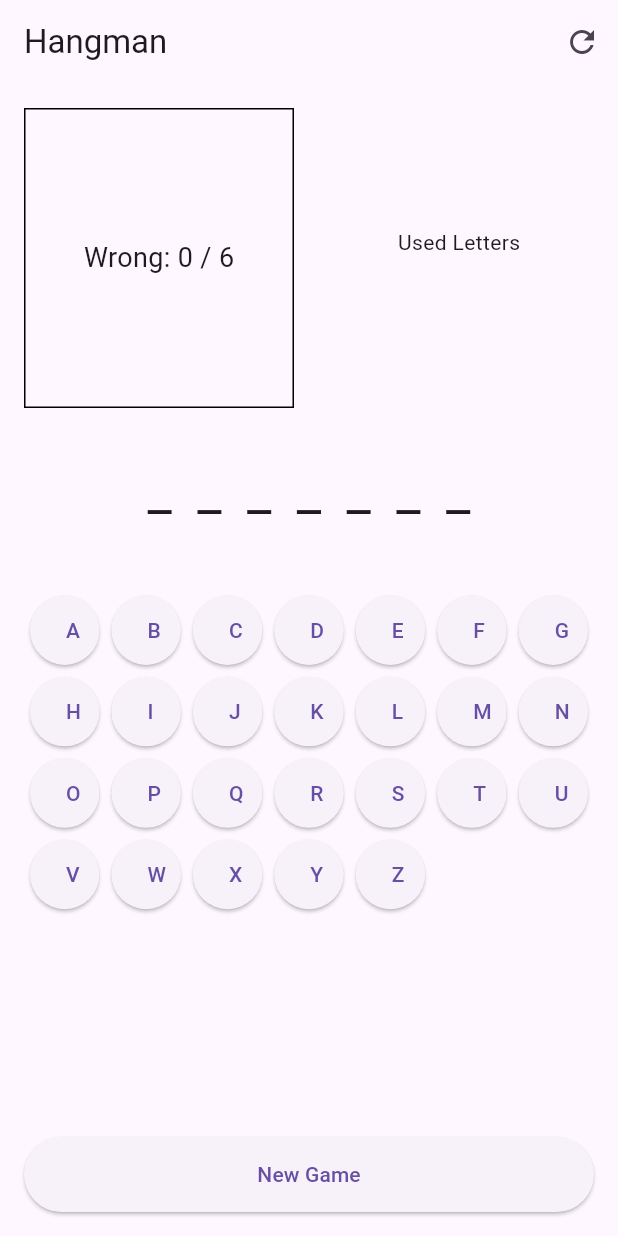
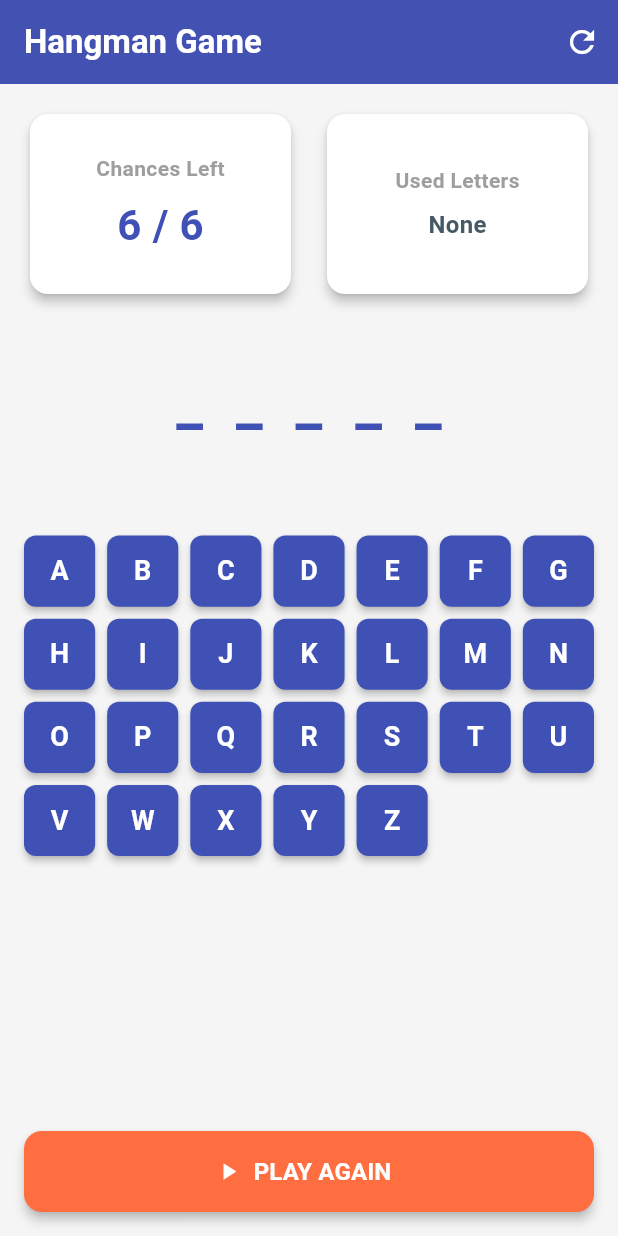
Before and after one commit to odugbesanmubeen-tech/hangman-game, a Flutter app: the screen it shows after launch, after a tap on the "refresh" icon, on a phone screen of 412 x 824 dp. Run offline on Flutter 3.47's test engine with Material 3 defaults, Android fonts, the phone set to English and light mode, and no system bars.

Commit message:
Describe what you changed here

```diff
--- a/lib/homepage.dart
+++ b/lib/homepage.dart
@@ -10,11 +10,15 @@ class HomePage extends StatefulWidget {
 
 class _HomePageState extends State<HomePage> {
   final List<String> words = [
-    "FLUTTER",
-    "APPLE",
-    "COMPUTER",
-    "ELEPHANT",
-    "PROGRAM"
+    "FLUTTER", "APPLE", "COMPUTER", "ELEPHANT", "PROGRAM", "happy", "sad",
+    "angry", "excited", "calm", "anxious", "proud", "shy", "brave", "kind",
+    "gentle", "curious", "confident", "hopeful", "grateful", "lonely",
+    "jealous", "peaceful", "cheerful", "nervous", "relaxed", "amazed",
+    "bored", "confused", "determined", "disappointed", "embarrassed",
+    "energetic", "frustrated", "friendly", "generous", "guilty", "honest",
+    "humble", "inspired", "joyful", "lazy", "motivated", "optimistic",
+    "passionate", "playful", "polite", "relieved", "resilient", "sincere",
+    "stressed", "surprised", "thoughtful", "tired", "worried",
   ];
 
   late String secretWord;
@@ -29,7 +33,7 @@ class _HomePageState extends State<HomePage> {
   }
 
   void _newGame() {
-    secretWord = words[Random().nextInt(words.length)];
+    secretWord = words[Random().nextInt(words.length)].toUpperCase();
     guessedLetters.clear();
     wrongGuesses = 0;
     setState(() {});
@@ -41,7 +45,6 @@ class _HomePageState extends State<HomePage> {
 
     setState(() {
       guessedLetters.add(letter);
-
       if (!secretWord.contains(letter)) {
         wrongGuesses++;
       }
@@ -53,7 +56,6 @@ class _HomePageState extends State<HomePage> {
   }
 
   bool _isLose() => wrongGuesses >= maxWrong;
-
   bool _isGameOver() => _isWin() || _isLose();
 
   String get displayWord {
@@ -65,14 +67,22 @@ class _HomePageState extends State<HomePage> {
 
   @override
   Widget build(BuildContext context) {
+    final Color primaryColor = Colors.indigo;
+    final Color accentColor = Colors.deepOrangeAccent;
+    final Color successColor = Colors.blue;
+    final Color dangerColor = Colors.redAccent;
+
     return Scaffold(
+      backgroundColor: Colors.grey[100],
       appBar: AppBar(
-        title: const Text("Hangman"),
+        title: const Text("Hangman Game", style: TextStyle(fontWeight: FontWeight.bold, color: Colors.white)),
+        backgroundColor: primaryColor,
+        elevation: 4,
         actions: [
           IconButton(
             onPressed: _newGame,
-            icon: const Icon(Icons.refresh),
-          )
+            icon: const Icon(Icons.refresh, color: Colors.white),
+          ),
         ],
       ),
       body: Padding(
@@ -82,78 +92,136 @@ class _HomePageState extends State<HomePage> {
             Row(
               children: [
                 Expanded(
-                  child: Container(
-                    height: 200,
-                    decoration: BoxDecoration(border: Border.all()),
-                    child: Center(
-                      child: Text(
-                        "Wrong: $wrongGuesses / $maxWrong",
-                        style: const TextStyle(fontSize: 18),
+                  child: Card(
+                    elevation: 3,
+                    color: Colors.white,
+                    shape: RoundedRectangleBorder(borderRadius: BorderRadius.circular(12)),
+                    child: Container(
+                      height: 120,
+                      padding: const EdgeInsets.all(12),
+                      child: Column(
+                        mainAxisAlignment: MainAxisAlignment.center,
+                        children: [
+                          const Text("Chances Left", style: TextStyle(color: Colors.grey, fontWeight: FontWeight.w600)),
+                          const SizedBox(height: 8),
+                          Text(
+                            "${maxWrong - wrongGuesses} / $maxWrong",
+                            style: TextStyle(
+                              fontSize: 28,
+                              fontWeight: FontWeight.bold,
+                              color: (maxWrong - wrongGuesses) <= 2 ? dangerColor : primaryColor,
+                            ),
+                          ),
+                        ],
                       ),
                     ),
                   ),
                 ),
-                const SizedBox(width: 20),
+                const SizedBox(width: 16),
                 Expanded(
-                  child: Column(
-                    children: [
-                      const Text("Used Letters"),
-                      Text(guessedLetters.join(" ")),
-                    ],
+                  child: Card(
+                    elevation: 3,
+                    color: Colors.white,
+                    shape: RoundedRectangleBorder(borderRadius: BorderRadius.circular(12)),
+                    child: Container(
+                      height: 120,
+                      padding: const EdgeInsets.all(12),
+                      child: Column(
+                        mainAxisAlignment: MainAxisAlignment.center,
+                        children: [
+                          const Text("Used Letters", style: TextStyle(color: Colors.grey, fontWeight: FontWeight.w600)),
+                          const SizedBox(height: 8),
+                          SingleChildScrollView(
+                            scrollDirection: Axis.horizontal,
+                            child: Text(
+                              guessedLetters.isEmpty ? "None" : guessedLetters.join(" "),
+                              style: TextStyle(fontSize: 16, fontWeight: FontWeight.bold, color: Colors.blueGrey[700]),
+                            ),
+                          ),
+                        ],
+                      ),
+                    ),
                   ),
-                )
+                ),
               ],
             ),
-
-            const SizedBox(height: 30),
-
+            const SizedBox(height: 40),
             Text(
               displayWord,
-              style: const TextStyle(fontSize: 36, letterSpacing: 4),
+              style: TextStyle(
+                fontSize: 40,
+                letterSpacing: 6,
+                fontWeight: FontWeight.bold,
+                color: primaryColor,
+              ),
             ),
-
-            const SizedBox(height: 20),
-
+            const SizedBox(height: 30),
             if (_isWin())
-              const Text("🎉 You Win!",
-                  style: TextStyle(fontSize: 24))
+              Card(
+                color: successColor,
+                child: const Padding(
+                  padding: EdgeInsets.symmetric(horizontal: 24, vertical: 12),
+                  child: Text("🎉 WINNER!", style: TextStyle(fontSize: 22, color: Colors.white, fontWeight: FontWeight.bold)),
+                ),
+              )
             else if (_isLose())
-              Text("💀 You Lost! Word: $secretWord",
-                  style: const TextStyle(fontSize: 20)),
-
-            const SizedBox(height: 20),
-
+              Card(
+                color: dangerColor,
+                child: Padding(
+                  padding: const EdgeInsets.symmetric(horizontal: 24, vertical: 12),
+                  child: Text(
+                    "💀 Game Over! Word: $secretWord",
+                    style: const TextStyle(fontSize: 18, color: Colors.white, fontWeight: FontWeight.bold),
+                  ),
+                ),
+              ),
+            const SizedBox(height: 30),
             Expanded(
               child: GridView.count(
                 crossAxisCount: 7,
+                mainAxisSpacing: 8,
+                crossAxisSpacing: 8,
                 children: List.generate(26, (i) {
-                  String letter =
-                      String.fromCharCode(65 + i);
-
+                  String letter = String.fromCharCode(65 + i);
                   bool used = guessedLetters.contains(letter);
                   bool gameOver = _isGameOver();
+                  bool isCorrectGuess = used && secretWord.contains(letter);
 
-                  return Padding(
-                    padding: const EdgeInsets.all(4),
-                    child: ElevatedButton(
-                      onPressed: (used || gameOver)
-                          ? null
-                          : () => _guess(letter),
-                      child: Text(letter),
+                  Color buttonColor = primaryColor;
+                  if (used) {
+                    buttonColor = isCorrectGuess ? successColor : Colors.grey[400]!;
+                  }
+
+                  return ElevatedButton(
+                    onPressed: (used || gameOver) ? null : () => _guess(letter),
+                    style: ElevatedButton.styleFrom(
+                      backgroundColor: buttonColor,
+                      foregroundColor: Colors.white,
+                      disabledBackgroundColor: buttonColor.withOpacity(0.4),
+                      disabledForegroundColor: used ? Colors.white : Colors.white24,
+                      padding: EdgeInsets.zero,
+                      shape: RoundedRectangleBorder(borderRadius: BorderRadius.circular(8)),
+                      elevation: used ? 0 : 2,
                     ),
+                    child: Text(letter, style: const TextStyle(fontSize: 18, fontWeight: FontWeight.bold)),
                   );
                 }),
               ),
             ),
-
             SizedBox(
               width: double.infinity,
-              height: 50,
-              child: ElevatedButton(
+              height: 54,
+              child: ElevatedButton.icon(
                 onPressed: _newGame,
-                child: const Text("New Game"),
+                icon: const Icon(Icons.play_arrow, color: Colors.white),
+                label: const Text("PLAY AGAIN", style: TextStyle(fontSize: 16, fontWeight: FontWeight.bold, color: Colors.white)),
+                style: ElevatedButton.styleFrom(
+                  backgroundColor: accentColor,
+                  shape: RoundedRectangleBorder(borderRadius: BorderRadius.circular(12)),
+                  elevation: 3,
+                ),
               ),
-            )
+            ),
           ],
         ),
       ),
--- a/lib/main.dart
+++ b/lib/main.dart
@@ -1,4 +1,5 @@
 import 'package:flutter/material.dart';
+import 'package:hangman_game/splashscreen.dart';
 import 'homepage.dart';
 
 void main() {
@@ -12,7 +13,7 @@ class MyApp extends StatelessWidget {
   Widget build(BuildContext context) {
     return const MaterialApp(
       debugShowCheckedModeBanner: false,
-      home: HomePage(),
+      home: SplashScreen(),
     );
   }
 }
--- /dev/null
+++ b/lib/splashscreen.dart
@@ -0,0 +1,65 @@
+import 'dart:async';
+import 'package:flutter/material.dart';
+import 'package:hangman_game/homepage.dart';
+
+class SplashScreen extends StatefulWidget {
+  const SplashScreen({super.key});
+
+  @override
+  State<SplashScreen> createState() => _SplashScreenState();
+}
+
+class _SplashScreenState extends State<SplashScreen> {
+  @override
+  void initState() {
+    super.initState();
+
+    Timer(const Duration(seconds: 3), () {
+      Navigator.pushReplacement(
+        context,
+        MaterialPageRoute(builder: (context) => const HomePage()),
+      );
+    });
+  }
+
+  @override
+  Widget build(BuildContext context) {
+    return Scaffold(
+      backgroundColor: const Color(0xFF7E57C2),
+      body: Center(
+        child: Column(
+          mainAxisAlignment: MainAxisAlignment.center,
+          children: [
+            // Your logo/image
+            const CircleAvatar(
+              radius: 70,
+              backgroundImage: AssetImage("assets/images/lasa.jpg"),
+            ),
+
+            const SizedBox(height: 25),
+
+            const Text(
+              "Hangman game",
+              style: TextStyle(
+                color: Colors.white,
+                fontSize: 30,
+                fontWeight: FontWeight.bold,
+              ),
+            ),
+
+            const SizedBox(height: 10),
+
+            const Text(
+              "Enjoy Your Moment With Hangman ",
+              style: TextStyle(color: Colors.white70, fontSize: 16),
+            ),
+
+            const SizedBox(height: 40),
+
+            const CircularProgressIndicator(color: Colors.white),
+          ],
+        ),
+      ),
+    );
+  }
+}
--- a/pubspec.yaml
+++ b/pubspec.yaml
@@ -58,9 +58,9 @@ flutter:
   uses-material-design: true
 
   # To add assets to your application, add an assets section, like this:
-  # assets:
-  #   - images/a_dot_burr.jpeg
-  #   - images/a_dot_ham.jpeg
+  assets:
+    - asset/images/
+    - asset/audio/
 
   # An image asset can refer to one or more resolution-specific "variants", see
   # https://flutter.dev/to/resolution-aware-images
```
Also changed, not shown: asset/images/lasa.jpg (added), 2 other files.
